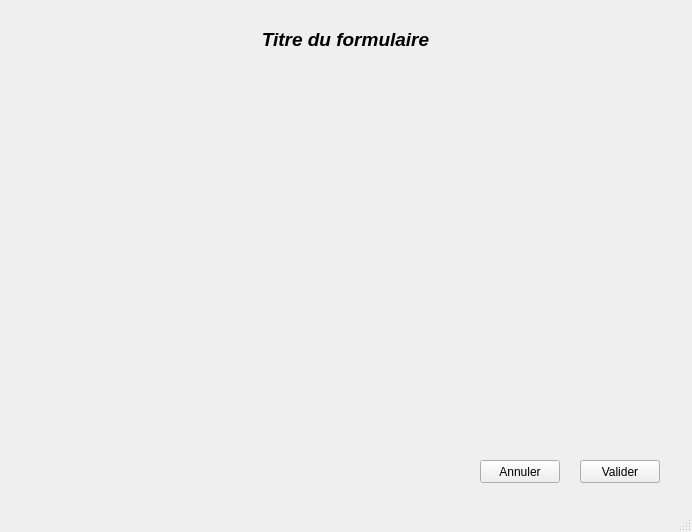
Old version of the form dialogformulaire.ui in the repository Dragorane/sondihm.
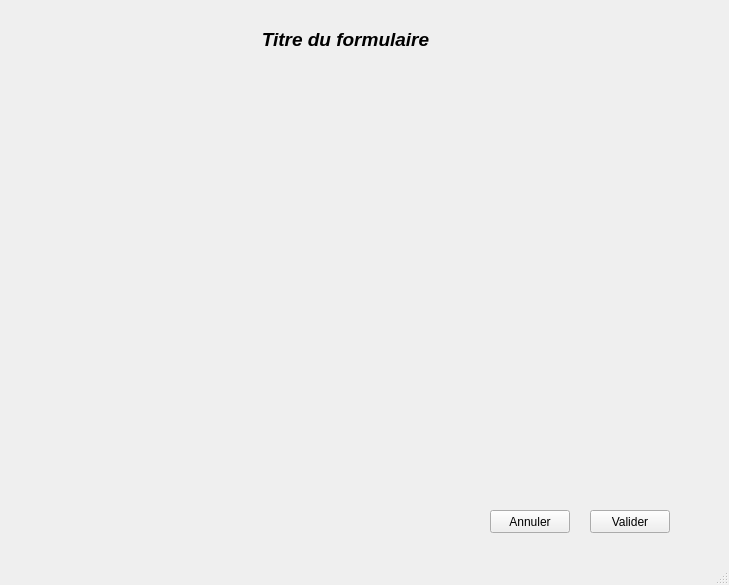
New version of the form.

Commit message: modification dans le formulaire

Patch:
```diff
--- a/dialogformulaire.ui
+++ b/dialogformulaire.ui
@@ -6,8 +6,8 @@
    <rect>
     <x>0</x>
     <y>0</y>
-    <width>692</width>
-    <height>532</height>
+    <width>729</width>
+    <height>585</height>
    </rect>
   </property>
   <property name="windowTitle">
@@ -49,8 +49,8 @@
      <rect>
       <x>10</x>
       <y>80</y>
-      <width>671</width>
-      <height>371</height>
+      <width>701</width>
+      <height>411</height>
      </rect>
     </property>
     <layout class="QFormLayout" name="formLayout">
@@ -62,8 +62,8 @@
    <widget class="QPushButton" name="CancelButton">
     <property name="geometry">
      <rect>
-      <x>480</x>
-      <y>460</y>
+      <x>490</x>
+      <y>510</y>
       <width>80</width>
       <height>23</height>
      </rect>
@@ -75,8 +75,8 @@
    <widget class="QPushButton" name="SubmitButton">
     <property name="geometry">
      <rect>
-      <x>580</x>
-      <y>460</y>
+      <x>590</x>
+      <y>510</y>
       <width>80</width>
       <height>23</height>
      </rect>
```
Left out of the diff: 2 changed lines with no effect on the pictures.
